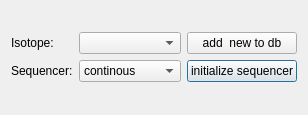
lasersphere/Tilda, file TildaHost/source/Interface/SetupIsotopeUi/Ui_setupIsotope.ui: the form before one commit.
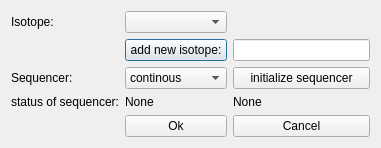
The form after the commit.

Commit message: mostly all Gui'finished. Starting on the working together of these now. Database operations etc.

The edit to the form file:
```diff
--- a/TildaHost/source/Interface/SetupIsotopeUi/Ui_setupIsotope.ui
+++ b/TildaHost/source/Interface/SetupIsotopeUi/Ui_setupIsotope.ui
@@ -6,8 +6,8 @@
    <rect>
     <x>0</x>
     <y>0</y>
-    <width>272</width>
-    <height>115</height>
+    <width>381</width>
+    <height>146</height>
    </rect>
   </property>
   <property name="windowTitle">
@@ -16,7 +16,43 @@
   <layout class="QVBoxLayout" name="verticalLayout">
    <item>
     <layout class="QGridLayout" name="gridLayout">
-     <item row="1" column="0">
+     <item row="1" column="1">
+      <widget class="QPushButton" name="pushButton_add_new_to_db">
+       <property name="text">
+        <string>add new isotope:</string>
+       </property>
+      </widget>
+     </item>
+     <item row="0" column="1">
+      <widget class="QComboBox" name="comboBox_isotope"/>
+     </item>
+     <item row="2" column="2">
+      <widget class="QPushButton" name="pushButton_init_sequencer">
+       <property name="text">
+        <string>initialize sequencer</string>
+       </property>
+      </widget>
+     </item>
+     <item row="2" column="1">
+      <widget class="QComboBox" name="comboBox_sequencer_select">
+       <item>
+        <property name="text">
+         <string>continous</string>
+        </property>
+       </item>
+       <item>
+        <property name="text">
+         <string>time resolved</string>
+        </property>
+       </item>
+       <item>
+        <property name="text">
+         <string>kepco scan</string>
+        </property>
+       </item>
+      </widget>
+     </item>
+     <item row="2" column="0">
       <widget class="QLabel" name="label_2">
        <property name="text">
         <string>Sequencer:</string>
@@ -30,39 +66,41 @@
        </property>
       </widget>
      </item>
-     <item row="1" column="1">
-      <widget class="QComboBox" name="comboBox_sequencer">
-       <item>
-        <property name="text">
-         <string>continous</string>
-        </property>
-       </item>
-       <item>
-        <property name="text">
-         <string>time resolved</string>
-        </property>
-       </item>
-       <item>
-        <property name="text">
-         <string>kepco scan</string>
-        </property>
-       </item>
+     <item row="3" column="2">
+      <widget class="QLabel" name="label_sequencer_state">
+       <property name="text">
+        <string>None</string>
+       </property>
+      </widget>
+     </item>
+     <item row="3" column="0">
+      <widget class="QLabel" name="label">
+       <property name="text">
+        <string>status of sequencer:</string>
+       </property>
       </widget>
      </item>
      <item row="1" column="2">
-      <widget class="QPushButton" name="pushButton">
+      <widget class="QLineEdit" name="lineEdit_new_isotope"/>
+     </item>
+     <item row="3" column="1">
+      <widget class="QLabel" name="label_seq_running_type">
        <property name="text">
-        <string>initialize sequencer</string>
+        <string>None</string>
        </property>
       </widget>
      </item>
-     <item row="0" column="1">
-      <widget class="QComboBox" name="comboBox"/>
+     <item row="4" column="1">
+      <widget class="QPushButton" name="pushButton_ok">
+       <property name="text">
+        <string>Ok</string>
+       </property>
+      </widget>
      </item>
-     <item row="0" column="2">
-      <widget class="QPushButton" name="pushButton_2">
+     <item row="4" column="2">
+      <widget class="QPushButton" name="pushButton_cancel">
        <property name="text">
-        <string>add  new to db</string>
+        <string>Cancel</string>
        </property>
       </widget>
      </item>
```
Left out of the diff: 7 changed lines with no effect on the pictures. The commit also changes 5 other files.
